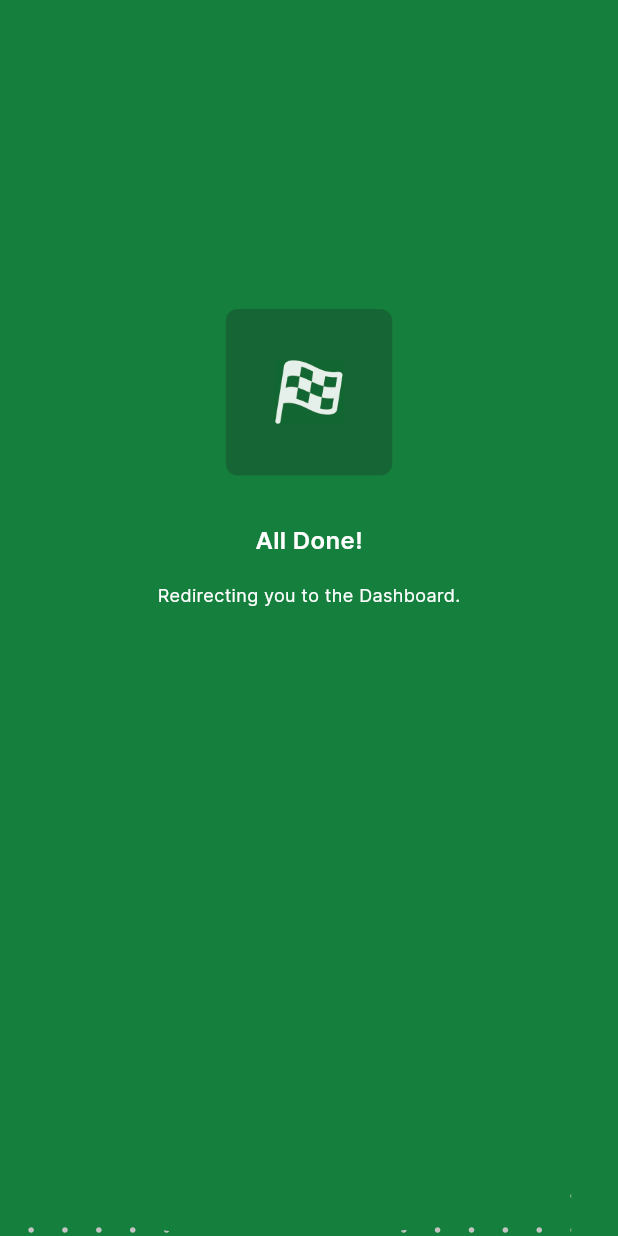
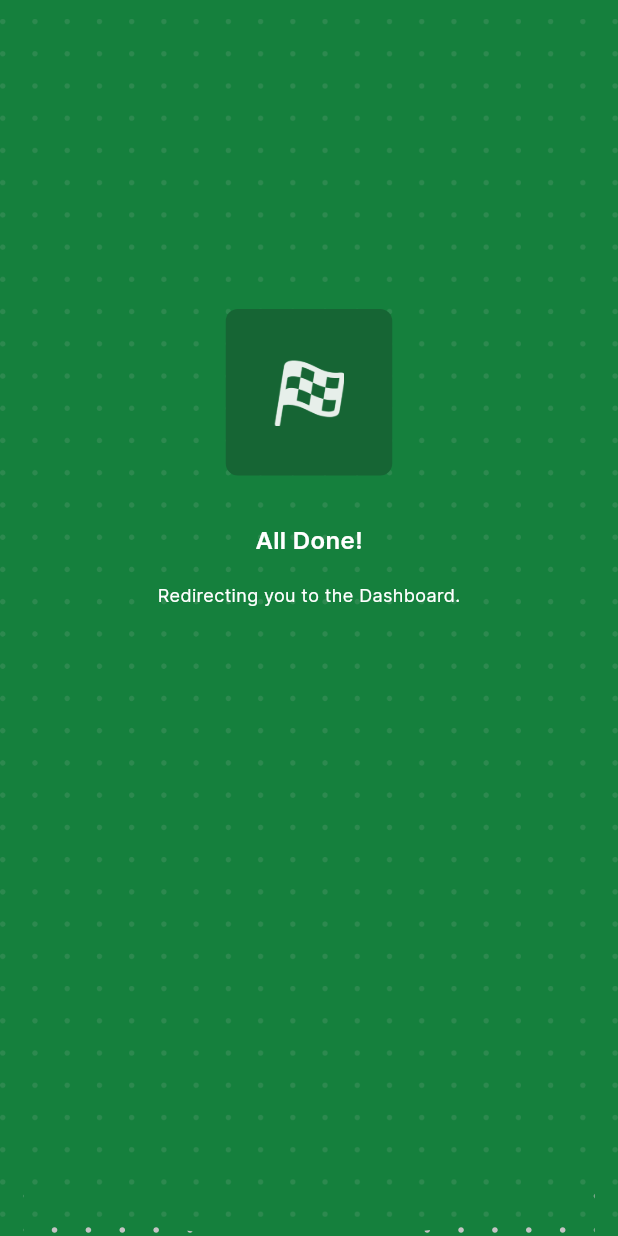
Before and after one commit to urmilshroff/tap_assignment, a Flutter app: the CompletePage screen opened directly, on a phone screen of 412 x 824 dp. Run offline on Flutter 3.47's test engine with Material 3 defaults, Android fonts, the phone set to English and light mode, and no system bars; our stand-ins replace animated_text_kit, lottie, slide_to_act; missing offline and left inert: animated_digit.

```diff
--- a/lib/pages/complete_page.dart
+++ b/lib/pages/complete_page.dart
@@ -12,7 +12,16 @@ class CompletePage extends StatelessWidget {
       backgroundColor: TapColors.greenDark,
       body: Stack(
         children: [
-          Lottie.asset('assets/lottie/flow.json'),
+          Image.asset(
+            'assets/images/dots.png',
+            height: MediaQuery.of(context).size.height,
+            width: MediaQuery.of(context).size.width,
+          ),
+          Lottie.asset(
+            'assets/lottie/flow.json',
+            height: MediaQuery.of(context).size.height,
+            width: MediaQuery.of(context).size.width,
+          ),
           Positioned(
             child: Align(
               alignment: Alignment.topCenter,
@@ -29,7 +38,11 @@ class CompletePage extends StatelessWidget {
                   ),
                   child: Padding(
                     padding: const EdgeInsets.all(32.0),
-                    child: Image.asset('assets/images/flag.png'),
+                    child: Image.asset(
+                      'assets/images/flag.png',
+                      width: 36,
+                      height: 40,
+                    ),
                   ),
                 ),
               ),
--- a/pubspec.yaml
+++ b/pubspec.yaml
@@ -1,7 +1,7 @@
 name: tap_assignment
 description: "Tap Invest interview assignment"
 publish_to: 'none'
-version: 2.0.0+2
+version: 3.0.0+3
 
 environment:
   sdk: '>=3.3.0 <4.0.0'
```
Also changed, not shown: lib/pages/success_page.dart (+100 -4 lines), assets/images/dots.png (added), assets/images/flag.png, assets/images/mask.png (added), assets/images/page.png, assets/images/tick.png (added).
